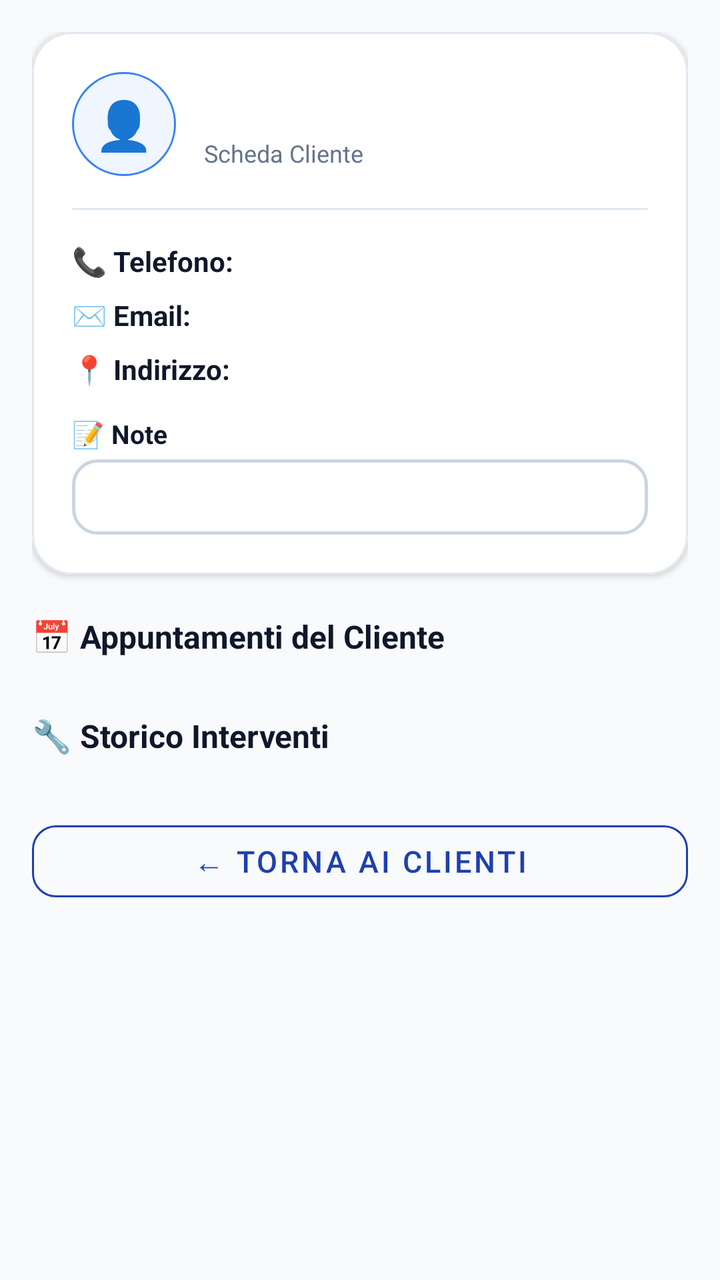
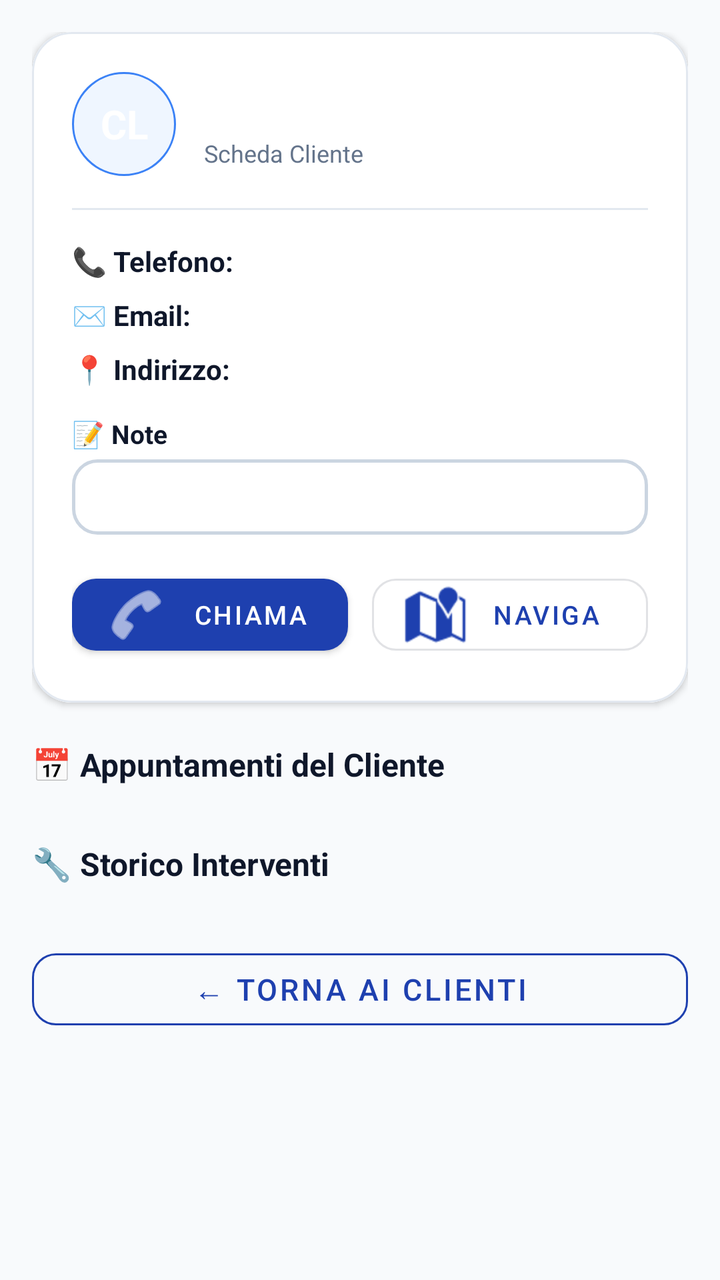

An Android layout rendered at two revisions. The XML below is the earlier revision; the diff shows what the commit changed to produce the second picture.
<!-- AndroidManifest.xml: application theme Theme.TechInterventionApp -->
<!-- res/layout/fragment_client_detail.xml -->
<?xml version="1.0" encoding="utf-8"?>
<ScrollView
    xmlns:android="http://schemas.android.com/apk/res/android"
    xmlns:app="http://schemas.android.com/apk/res-auto"
    android:layout_width="match_parent"
    android:layout_height="match_parent"
    android:fillViewport="true"
    android:background="@color/background">

    <LinearLayout
        android:layout_width="match_parent"
        android:layout_height="wrap_content"
        android:orientation="vertical"
        android:padding="16dp">

        
        <com.google.android.material.card.MaterialCardView
            android:layout_width="match_parent"
            android:layout_height="wrap_content"
            app:cardCornerRadius="20dp"
            app:cardElevation="2dp"
            app:strokeColor="@color/border_subtle"
            app:strokeWidth="1dp">

            <LinearLayout
                android:layout_width="match_parent"
                android:layout_height="wrap_content"
                android:background="@color/surface"
                android:orientation="vertical"
                android:padding="20dp">

                <LinearLayout
                    android:layout_width="match_parent"
                    android:layout_height="wrap_content"
                    android:orientation="horizontal"
                    android:gravity="center_vertical">

                    <TextView
                        android:layout_width="52dp"
                        android:layout_height="52dp"
                        android:background="@drawable/bg_client_avatar"
                        android:gravity="center"
                        android:text="👤"
                        android:textSize="24sp" />

                    <LinearLayout
                        android:layout_width="0dp"
                        android:layout_height="wrap_content"
                        android:layout_weight="1"
                        android:orientation="vertical"
                        android:layout_marginStart="14dp">

                        <TextView
                            android:id="@+id/tv_client_name"
                            android:layout_width="wrap_content"
                            android:layout_height="wrap_content"
                            android:textSize="20sp"
                            android:textStyle="bold"
                            android:textColor="@color/text_primary" />

                        <TextView
                            android:layout_width="wrap_content"
                            android:layout_height="wrap_content"
                            android:text="Scheda Cliente"
                            android:textSize="12sp"
                            android:textColor="@color/text_muted"
                            android:layout_marginTop="2dp" />
                    </LinearLayout>
                </LinearLayout>

                <View
                    android:layout_width="match_parent"
                    android:layout_height="1dp"
                    android:background="@color/border_subtle"
                    android:layout_marginVertical="16dp" />

                
                <LinearLayout
                    android:layout_width="match_parent"
                    android:layout_height="wrap_content"
                    android:orientation="horizontal"
                    android:gravity="center_vertical">

                    <TextView
                        android:layout_width="wrap_content"
                        android:layout_height="wrap_content"
                        android:text="📞 Telefono:"
                        android:textSize="14sp"
                        android:textStyle="bold"
                        android:textColor="@color/text_primary" />

                    <TextView
                        android:id="@+id/tv_client_phone"
                        android:layout_width="wrap_content"
                        android:layout_height="wrap_content"
                        android:layout_marginStart="8dp"
                        android:textSize="14sp"
                        android:textStyle="bold"
                        android:textColor="@color/primary" />
                </LinearLayout>

                
                <LinearLayout
                    android:layout_width="match_parent"
                    android:layout_height="wrap_content"
                    android:orientation="horizontal"
                    android:gravity="center_vertical"
                    android:layout_marginTop="8dp">

                    <TextView
                        android:layout_width="wrap_content"
                        android:layout_height="wrap_content"
                        android:text="✉️ Email:"
                        android:textSize="14sp"
                        android:textStyle="bold"
                        android:textColor="@color/text_primary" />

                    <TextView
                        android:id="@+id/tv_client_email"
                        android:layout_width="wrap_content"
                        android:layout_height="wrap_content"
                        android:layout_marginStart="8dp"
                        android:textSize="14sp"
                        android:textColor="@color/text_secondary" />
                </LinearLayout>

                
                <LinearLayout
                    android:layout_width="match_parent"
                    android:layout_height="wrap_content"
                    android:orientation="horizontal"
                    android:gravity="center_vertical"
                    android:layout_marginTop="8dp">

                    <TextView
                        android:layout_width="wrap_content"
                        android:layout_height="wrap_content"
                        android:text="📍 Indirizzo:"
                        android:textSize="14sp"
                        android:textStyle="bold"
                        android:textColor="@color/text_primary" />

                    <TextView
                        android:id="@+id/tv_client_address"
                        android:layout_width="wrap_content"
                        android:layout_height="wrap_content"
                        android:layout_marginStart="8dp"
                        android:textSize="14sp"
                        android:textColor="@color/text_secondary" />
                </LinearLayout>

                
                <TextView
                    android:layout_width="match_parent"
                    android:layout_height="wrap_content"
                    android:layout_marginTop="14dp"
                    android:text="📝 Note"
                    android:textStyle="bold"
                    android:textSize="13sp"
                    android:textColor="@color/text_primary" />

                <TextView
                    android:id="@+id/tv_client_notes"
                    android:layout_width="match_parent"
                    android:layout_height="wrap_content"
                    android:layout_marginTop="4dp"
                    android:padding="10dp"
                    android:background="@drawable/spinner_background"
                    android:textColor="@color/text_secondary"
                    android:textSize="13sp" />
            </LinearLayout>
        </com.google.android.material.card.MaterialCardView>

        
        <TextView
            android:layout_width="match_parent"
            android:layout_height="wrap_content"
            android:text="📅 Appuntamenti del Cliente"
            android:textSize="16sp"
            android:textStyle="bold"
            android:textColor="@color/text_primary"
            android:layout_marginTop="20dp"
            android:layout_marginBottom="8dp" />

        <androidx.recyclerview.widget.RecyclerView
            android:id="@+id/rv_client_appointments"
            android:layout_width="match_parent"
            android:layout_height="wrap_content"
            android:nestedScrollingEnabled="false"
            app:layoutManager="androidx.recyclerview.widget.LinearLayoutManager" />

        
        <TextView
            android:layout_width="match_parent"
            android:layout_height="wrap_content"
            android:text="🔧 Storico Interventi"
            android:textSize="16sp"
            android:textStyle="bold"
            android:textColor="@color/text_primary"
            android:layout_marginTop="20dp"
            android:layout_marginBottom="8dp" />

        <androidx.recyclerview.widget.RecyclerView
            android:id="@+id/rv_client_interventions"
            android:layout_width="match_parent"
            android:layout_height="wrap_content"
            android:nestedScrollingEnabled="false"
            app:layoutManager="androidx.recyclerview.widget.LinearLayoutManager" />

        <com.google.android.material.button.MaterialButton
            android:id="@+id/btn_back"
            style="@style/Widget.MaterialComponents.Button.OutlinedButton"
            android:layout_width="match_parent"
            android:layout_height="wrap_content"
            android:text="← Torna ai Clienti"
            android:textColor="@color/primary"
            android:textSize="15sp"
            app:strokeColor="@color/primary"
            app:cornerRadius="12dp"
            android:layout_marginTop="20dp"
            android:layout_marginBottom="24dp" />

    </LinearLayout>
</ScrollView>
<!-- resources referenced by this layout -->
<resources>
  <color name="background">#F8FAFC</color>
  <color name="border_subtle">#E2E8F0</color>
  <color name="primary">#1E40AF</color>
  <color name="surface">#FFFFFF</color>
  <color name="text_muted">#64748B</color>
  <color name="text_primary">#0F172A</color>
  <color name="text_secondary">#334155</color>
  <!-- drawable bg_client_avatar (drawable) -->
  <?xml version="1.0" encoding="utf-8"?>
  <shape xmlns:android="http://schemas.android.com/apk/res/android"
      android:shape="oval">
      <solid android:color="@color/primary_subtle" />
      <stroke
          android:width="1dp"
          android:color="@color/primary_light" />
  </shape>
  <!-- drawable spinner_background (drawable) -->
  <?xml version="1.0" encoding="utf-8"?>
  <shape xmlns:android="http://schemas.android.com/apk/res/android"
      android:shape="rectangle">
      <stroke
          android:width="1.5dp"
          android:color="@color/border_strong" />
      <corners android:radius="12dp" />
      <solid android:color="@color/surface" />
      <padding
          android:left="14dp"
          android:right="14dp"
          android:top="8dp"
          android:bottom="8dp" />
  </shape>
  <style name="Theme.TechInterventionApp" parent="Theme.MaterialComponents.Light.NoActionBar">
          
          <item name="colorPrimary">@color/primary</item>
          <item name="colorPrimaryVariant">@color/primary_variant</item>
          <item name="colorOnPrimary">@color/white</item>
          <item name="colorSecondary">@color/secondary</item>
          <item name="colorSecondaryVariant">@color/secondary_variant</item>
          <item name="colorOnSecondary">@color/white</item>
          <item name="colorError">@color/error</item>
  
          
          <item name="android:colorBackground">@color/background</item>
          <item name="colorSurface">@color/surface</item>
          <item name="colorOnSurface">@color/text_primary</item>
  
          
          <item name="android:textColor">@color/text_primary</item>
          <item name="android:textColorPrimary">@color/text_primary</item>
          <item name="android:textColorSecondary">@color/text_secondary</item>
          <item name="android:textColorHint">@color/text_muted</item>
  
          
          <item name="android:statusBarColor">@color/background</item>
          <item name="android:windowLightStatusBar">true</item>
          <item name="android:navigationBarColor">@color/surface</item>
          <item name="android:windowLightNavigationBar">true</item>
  
          
          <item name="textInputStyle">@style/Widget.App.TextInputLayout</item>
      </style>
  <color name="primary_subtle">#EFF6FF</color>
  <color name="primary_light">#3B82F6</color>
  <color name="border_strong">#CBD5E1</color>
  <color name="primary_variant">#172554</color>
  <color name="white">#FFFFFF</color>
  <color name="secondary">#D97706</color>
  <color name="secondary_variant">#B45309</color>
  <color name="error">#DC2626</color>
  <style name="Widget.App.TextInputLayout" parent="Widget.MaterialComponents.TextInputLayout.OutlinedBox">
          <item name="boxStrokeColor">@color/primary</item>
          <item name="boxStrokeWidth">1.5dp</item>
          <item name="boxCornerRadiusTopStart">12dp</item>
          <item name="boxCornerRadiusTopEnd">12dp</item>
          <item name="boxCornerRadiusBottomStart">12dp</item>
          <item name="boxCornerRadiusBottomEnd">12dp</item>
          <item name="hintTextColor">@color/primary</item>
          <item name="android:textColorHint">@color/text_muted</item>
      </style>
</resources>

<!-- the commit's change to res/layout/fragment_client_detail.xml (unified diff, before → after) -->
@@ -36,12 +36,15 @@
                     android:gravity="center_vertical">
 
                     <TextView
+                        android:id="@+id/tv_avatar"
                         android:layout_width="52dp"
                         android:layout_height="52dp"
                         android:background="@drawable/bg_client_avatar"
                         android:gravity="center"
-                        android:text="👤"
-                        android:textSize="24sp" />
+                        android:text="CL"
+                        android:textColor="@color/white"
+                        android:textStyle="bold"
+                        android:textSize="20sp" />
 
                     <LinearLayout
                         android:layout_width="0dp"
@@ -168,6 +171,37 @@
                     android:background="@drawable/spinner_background"
                     android:textColor="@color/text_secondary"
                     android:textSize="13sp" />
+
+                
+                <LinearLayout
+                    android:layout_width="match_parent"
+                    android:layout_height="wrap_content"
+                    android:orientation="horizontal"
+                    android:layout_marginTop="16dp">
+
+                    <com.google.android.material.button.MaterialButton
+                        android:id="@+id/btn_call_client"
+                        android:layout_width="0dp"
+                        android:layout_height="48dp"
+                        android:layout_weight="1"
+                        android:text="Chiama"
+                        android:textSize="13sp"
+                        app:icon="@android:drawable/ic_menu_call"
+                        app:cornerRadius="12dp"
+                        android:layout_marginEnd="6dp" />
+
+                    <com.google.android.material.button.MaterialButton
+                        android:id="@+id/btn_map_client"
+                        style="@style/Widget.MaterialComponents.Button.OutlinedButton"
+                        android:layout_width="0dp"
+                        android:layout_height="48dp"
+                        android:layout_weight="1"
+                        android:text="Naviga"
+                        android:textSize="13sp"
+                        app:icon="@android:drawable/ic_dialog_map"
+                        app:cornerRadius="12dp"
+                        android:layout_marginStart="6dp" />
+                </LinearLayout>
             </LinearLayout>
         </com.google.android.material.card.MaterialCardView>
 
